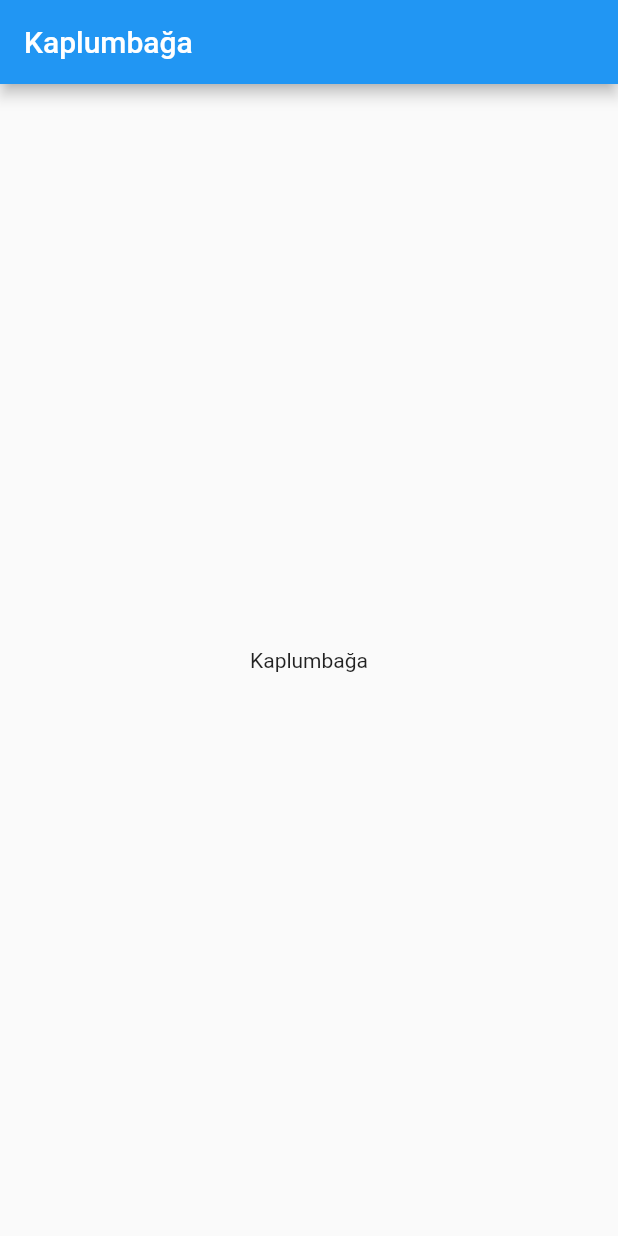
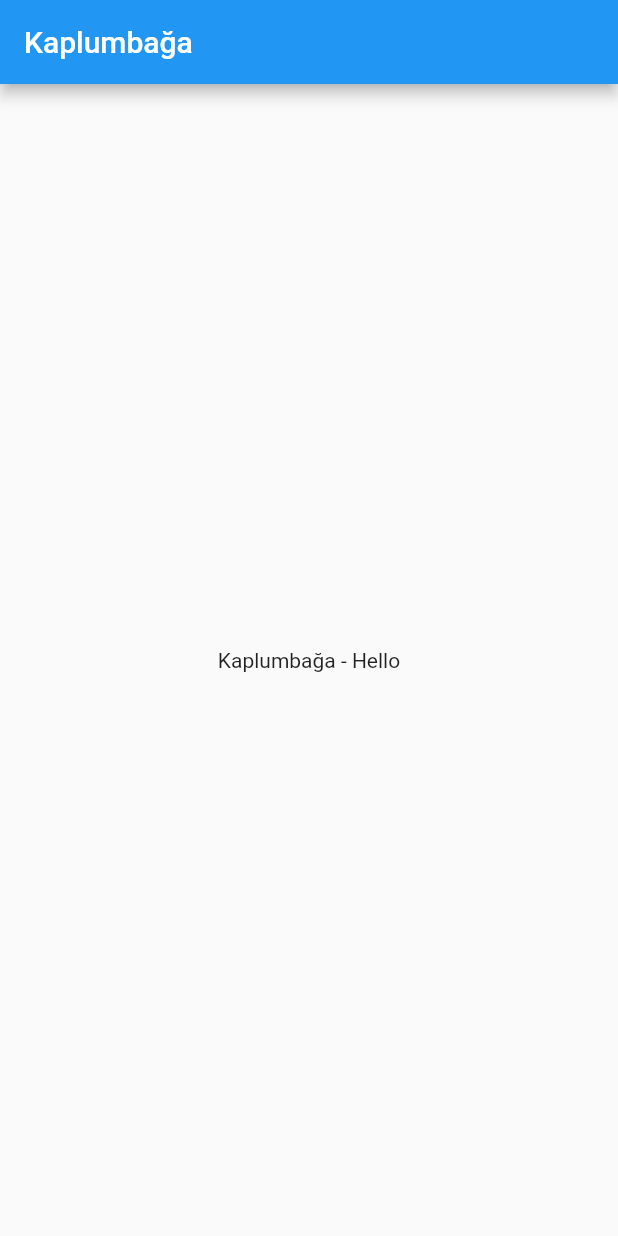
Before and after one commit to tahsin-emre/kaplumbagafanzin, a Flutter app: the screen it shows after launch, on a phone screen of 412 x 824 dp. Run offline on Flutter 3.47's test engine with Material 2 defaults, Android fonts, the phone set to English and light mode, and no system bars.

Commit message:
commit iki

```diff
--- a/lib/main.dart
+++ b/lib/main.dart
@@ -11,9 +11,6 @@ class MyApp extends StatelessWidget {
             appBar: AppBar(
               title: Text('Kaplumbağa'),
             ),
-            body: Center(
-                child: Container(
-              child: Text('Kaplumbağa')
-            ))));
+            body: Center(child: Container(child: Text('Kaplumbağa - Hello')))));
   }
 }
```
